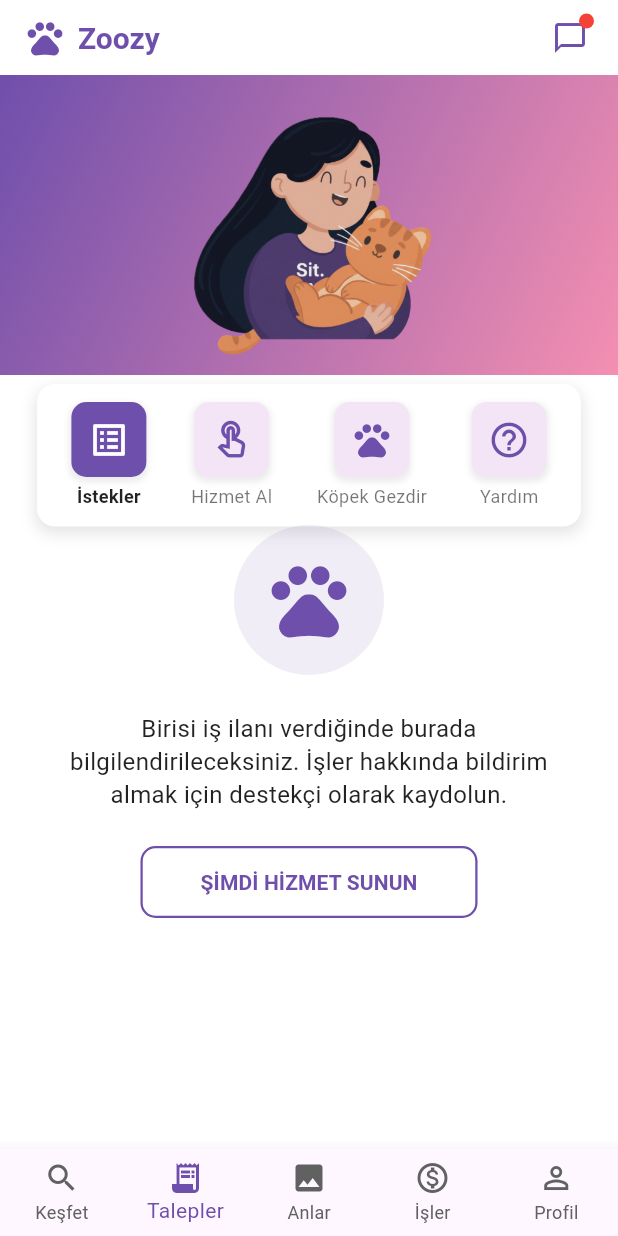
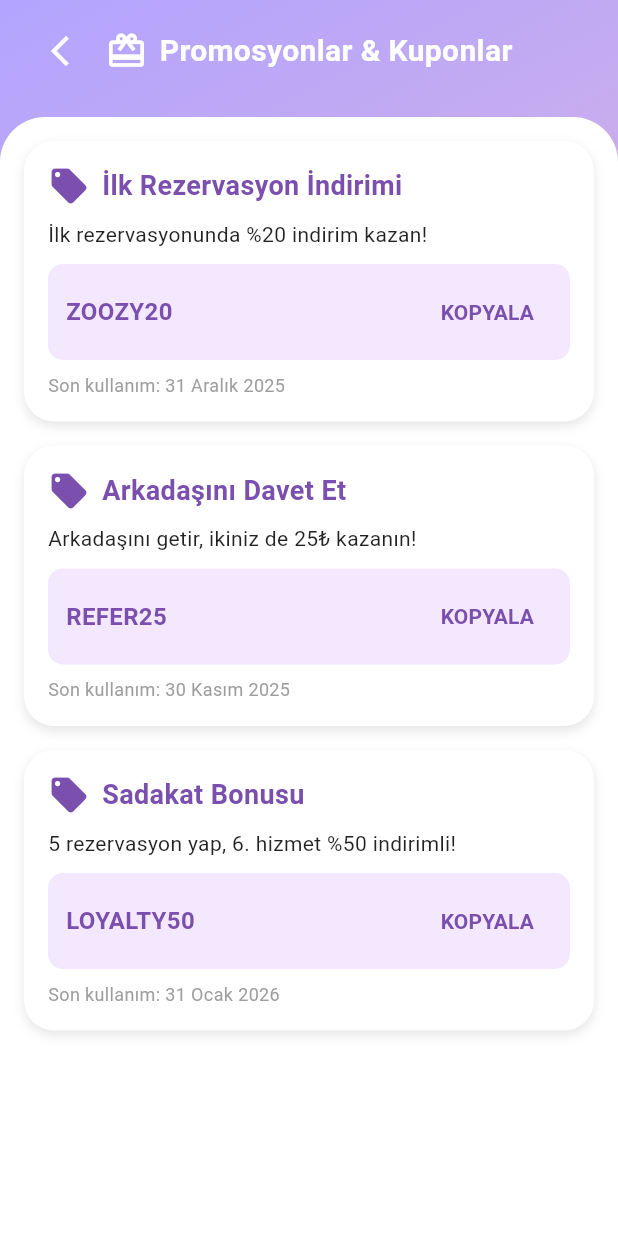
Before and after one commit to iremsuerdemir/Zoozy, a Flutter app: the screen it shows after launch, on a phone screen of 412 x 824 dp. Run offline on Flutter 3.47's test engine with Material 3 defaults, Android fonts, the phone set to English and light mode, and no system bars; our stand-ins replace firebase_auth, firebase_core, google_sign_in, image_picker, qr_flutter, shared_preferences; missing offline and left inert: flutter_facebook_auth; accounts and stored records are empty.

Commit message:
Promosyan ve evcil hayvanlarım ekranı tasarlandı.

```diff
--- a/lib/main.dart
+++ b/lib/main.dart
@@ -6,7 +6,9 @@ import 'package:zoozy/screens/edit_profile.dart';
 import 'package:zoozy/screens/jobs_screen.dart';
 import 'package:zoozy/screens/login_page.dart';
 import 'package:flutter_facebook_auth/flutter_facebook_auth.dart';
+import 'package:zoozy/screens/my_pets_page.dart';
 import 'package:zoozy/screens/profile_screen.dart';
+import 'package:zoozy/screens/promotions_coupons_Screen.dart';
 import 'package:zoozy/screens/reguests_screen.dart'; // <-- Bunu ekledik
 
 // Web için GoogleSignIn
@@ -60,7 +62,7 @@ class MyApp extends StatelessWidget {
       theme: ThemeData(
         colorScheme: ColorScheme.fromSeed(seedColor: Colors.deepPurple),
       ),
-      home: RequestsScreen(),
+      home: PromotionsCouponsScreen(),
     );
   }
 }
--- /dev/null
+++ b/lib/screens/promotions_coupons_screen.dart
@@ -0,0 +1,203 @@
+import 'package:flutter/material.dart';
+
+class PromotionsCouponsScreen extends StatelessWidget {
+  const PromotionsCouponsScreen({super.key});
+
+  @override
+  Widget build(BuildContext context) {
+    final promotions = [
+      {
+        'title': 'İlk Rezervasyon İndirimi',
+        'description': 'İlk rezervasyonunda %20 indirim kazan!',
+        'code': 'ZOOZY20',
+        'expiry': '31 Aralık 2025'
+      },
+      {
+        'title': 'Arkadaşını Davet Et',
+        'description': 'Arkadaşını getir, ikiniz de 25₺ kazanın!',
+        'code': 'REFER25',
+        'expiry': '30 Kasım 2025'
+      },
+      {
+        'title': 'Sadakat Bonusu',
+        'description': '5 rezervasyon yap, 6. hizmet %50 indirimli!',
+        'code': 'LOYALTY50',
+        'expiry': '31 Ocak 2026'
+      },
+    ];
+
+    return Scaffold(
+      body: Container(
+        decoration: const BoxDecoration(
+          gradient: LinearGradient(
+            colors: [Color(0xFFB2A4FF), Color(0xFFFFC1C1)],
+            begin: Alignment.topLeft,
+            end: Alignment.bottomRight,
+          ),
+        ),
+        child: SafeArea(
+          child: Column(
+            crossAxisAlignment: CrossAxisAlignment.start,
+            children: [
+              // Üst Başlık
+              Padding(
+                padding:
+                    const EdgeInsets.symmetric(horizontal: 16, vertical: 10),
+                child: Stack(
+                  alignment:
+                      Alignment.center, // Ortadaki öğeyi tam merkeze alır
+                  children: [
+                    // Soldaki geri ikonu
+                    Align(
+                      alignment: Alignment.centerLeft,
+                      child: IconButton(
+                        icon: const Icon(
+                          Icons.arrow_back_ios_new,
+                          color: Colors.white,
+                        ),
+                        onPressed: () => Navigator.pop(context),
+                      ),
+                    ),
+                    // Ortadaki ikon ve yazı
+                    Row(
+                      mainAxisSize: MainAxisSize.min,
+                      children: const [
+                        Icon(
+                          Icons.card_giftcard,
+                          color: Colors.white,
+                          size: 28,
+                        ),
+                        SizedBox(width: 8),
+                        Text(
+                          'Promosyonlar & Kuponlar',
+                          style: TextStyle(
+                            fontSize: 20,
+                            color: Colors.white,
+                            fontWeight: FontWeight.bold,
+                          ),
+                        ),
+                      ],
+                    ),
+                  ],
+                ),
+              ),
+
+              const SizedBox(height: 10),
+
+              // İçerik Kartları
+              Expanded(
+                child: Container(
+                  padding: const EdgeInsets.all(16),
+                  decoration: const BoxDecoration(
+                    color: Colors.white,
+                    borderRadius: BorderRadius.only(
+                      topLeft: Radius.circular(30),
+                      topRight: Radius.circular(30),
+                    ),
+                  ),
+                  child: ListView.builder(
+                    itemCount: promotions.length,
+                    itemBuilder: (context, index) {
+                      final promo = promotions[index];
+                      return Container(
+                        margin: const EdgeInsets.only(bottom: 16),
+                        decoration: BoxDecoration(
+                          borderRadius: BorderRadius.circular(20),
+                          color: Colors.white,
+                          boxShadow: [
+                            BoxShadow(
+                              color: Colors.black.withOpacity(0.1),
+                              blurRadius: 6,
+                              offset: const Offset(0, 3),
+                            ),
+                          ],
+                        ),
+                        child: Padding(
+                          padding: const EdgeInsets.all(16),
+                          child: Column(
+                            crossAxisAlignment: CrossAxisAlignment.start,
+                            children: [
+                              Row(
+                                children: [
+                                  const Icon(Icons.local_offer,
+                                      color: Color(0xFF7A4FAD), size: 28),
+                                  const SizedBox(width: 8),
+                                  Expanded(
+                                    child: Text(
+                                      promo['title']!,
+                                      style: const TextStyle(
+                                          fontSize: 18,
+                                          fontWeight: FontWeight.bold,
+                                          color: Color(0xFF7A4FAD)),
+                                    ),
+                                  ),
+                                ],
+                              ),
+                              const SizedBox(height: 8),
+                              Text(
+                                promo['description']!,
+                                style: const TextStyle(
+                                    fontSize: 14, color: Colors.black87),
+                              ),
+                              const SizedBox(height: 10),
+                              Container(
+                                padding: const EdgeInsets.symmetric(
+                                    horizontal: 12, vertical: 8),
+                                decoration: BoxDecoration(
+                                  color: const Color(0xFFF3E8FF),
+                                  borderRadius: BorderRadius.circular(10),
+                                ),
+                                child: Row(
+                                  mainAxisAlignment:
+                                      MainAxisAlignment.spaceBetween,
+                                  children: [
+                                    Text(
+                                      promo['code']!,
+                                      style: const TextStyle(
+                                          fontSize: 16,
+                                          fontWeight: FontWeight.bold,
+                                          color: Color(0xFF7A4FAD)),
+                                    ),
+                                    TextButton(
+                                      onPressed: () {
+                                        ScaffoldMessenger.of(context)
+                                            .showSnackBar(SnackBar(
+                                          backgroundColor: Colors.green,
+                                          content: Text(
+                                              '${promo['code']} kopyalandı!'),
+                                          duration: const Duration(seconds: 2),
+                                        ));
+                                      },
+                                      child: const Text(
+                                        'KOPYALA',
+                                        style: TextStyle(
+                                          fontWeight: FontWeight.bold,
+                                          color: Color(0xFF7A4FAD),
+                                        ),
+                                      ),
+                                    ),
+                                  ],
+                                ),
+                              ),
+                              const SizedBox(height: 8),
+                              Text(
+                                'Son kullanım: ${promo['expiry']}',
+                                style: const TextStyle(
+                                    fontSize: 12,
+                                    color: Color.fromARGB(255, 158, 158, 158)),
+                              ),
+                            ],
+                          ),
+                        ),
+                      );
+                    },
+                  ),
+                ),
+              ),
+            ],
+          ),
+        ),
+      ),
+    );
+  }
+}
```
Also changed, not shown: lib/screens/my_pets_page.dart (added, +141 -0 lines).
